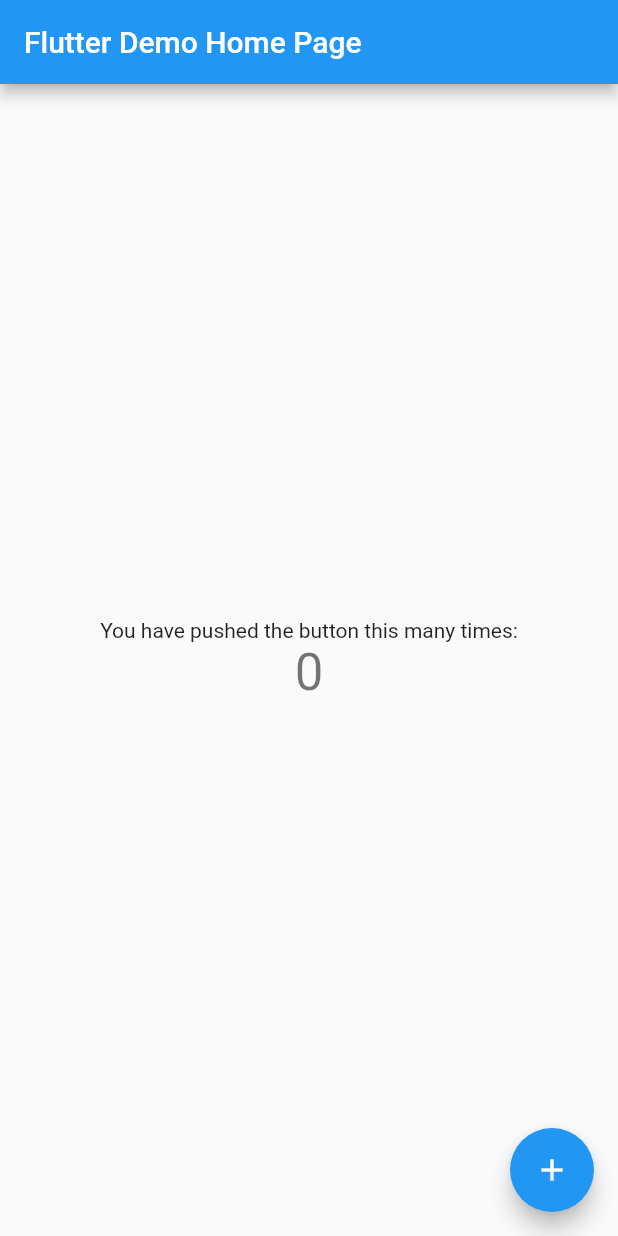
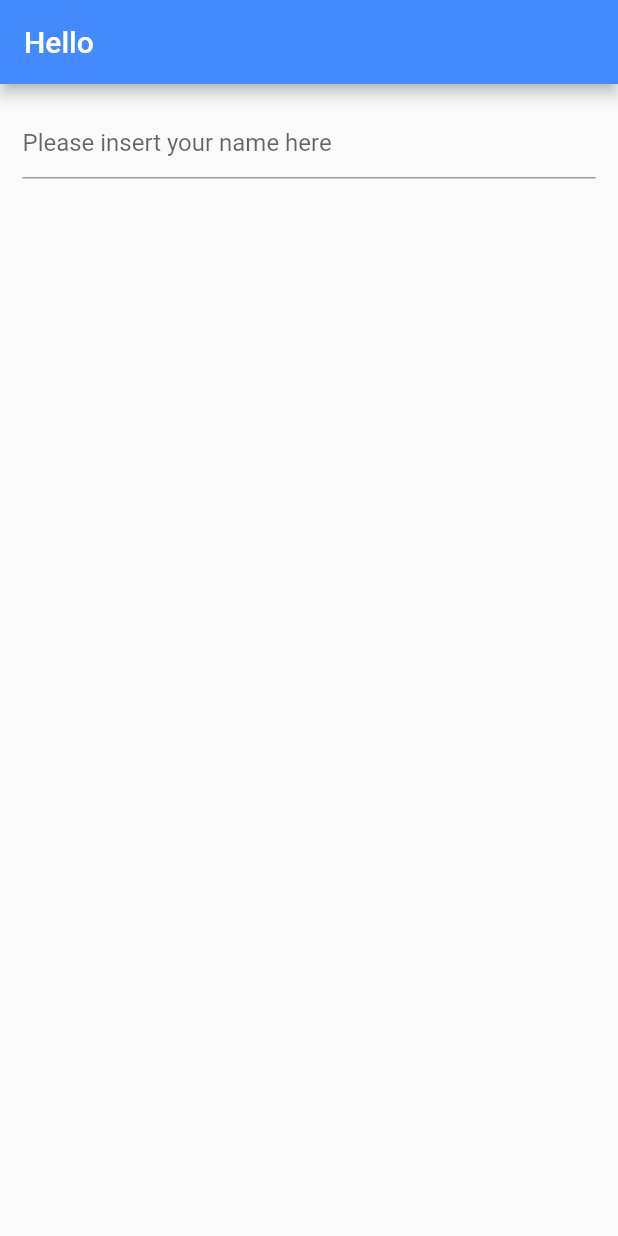
Before and after one commit to komangariana/flutter_ps, a Flutter app: the screen it shows after launch, on a phone screen of 412 x 824 dp. Run offline on Flutter 3.47's test engine with Material 2 defaults, Android fonts, the phone set to English and light mode, and no system bars.

Commit message:
Create state simple app, to display inputted text in text field.

```diff
--- a/flutter_trip_app/lib/main.dart
+++ b/flutter_trip_app/lib/main.dart
@@ -3,109 +3,50 @@ import 'package:flutter/material.dart';
 void main() => runApp(MyApp());
 
 class MyApp extends StatelessWidget {
-  // This widget is the root of your application.
   @override
   Widget build(BuildContext context) {
     return MaterialApp(
-      title: 'Flutter Demo',
+      title: 'Hello You Demo',
       theme: ThemeData(
-        // This is the theme of your application.
-        //
-        // Try running your application with "flutter run". You'll see the
-        // application has a blue toolbar. Then, without quitting the app, try
-        // changing the primarySwatch below to Colors.green and then invoke
-        // "hot reload" (press "r" in the console where you ran "flutter run",
-        // or simply save your changes to "hot reload" in a Flutter IDE).
-        // Notice that the counter didn't reset back to zero; the application
-        // is not restarted.
         primarySwatch: Colors.blue,
       ),
-      home: MyHomePage(title: 'Flutter Demo Home Page'),
+      home: HelloYou(),
     );
   }
 }
 
-class MyHomePage extends StatefulWidget {
-  MyHomePage({Key key, this.title}) : super(key: key);
-
-  // This widget is the home page of your application. It is stateful, meaning
-  // that it has a State object (defined below) that contains fields that affect
-  // how it looks.
-
-  // This class is the configuration for the state. It holds the values (in this
-  // case the title) provided by the parent (in this case the App widget) and
-  // used by the build method of the State. Fields in a Widget subclass are
-  // always marked "final".
-
-  final String title;
-
+class HelloYou extends StatefulWidget {
   @override
-  _MyHomePageState createState() => _MyHomePageState();
+  State<StatefulWidget> createState() => _HelloYouState();
 }
 
-class _MyHomePageState extends State<MyHomePage> {
-  int _counter = 0;
-
-  void _incrementCounter() {
-    setState(() {
-      // This call to setState tells the Flutter framework that something has
-      // changed in this State, which causes it to rerun the build method below
-      // so that the display can reflect the updated values. If we changed
-      // _counter without calling setState(), then the build method would not be
-      // called again, and so nothing would appear to happen.
-      _counter++;
-    });
-  }
-
+class _HelloYouState extends State<HelloYou> {
+  String welcomeText = '';
   @override
   Widget build(BuildContext context) {
-    // This method is rerun every time setState is called, for instance as done
-    // by the _incrementCounter method above.
-    //
-    // The Flutter framework has been optimized to make rerunning build methods
-    // fast, so that you can just rebuild anything that needs updating rather
-    // than having to individually change instances of widgets.
     return Scaffold(
       appBar: AppBar(
-        // Here we take the value from the MyHomePage object that was created by
-        // the App.build method, and use it to set our appbar title.
-        title: Text(widget.title),
+        title: Text("Hello"),
+        backgroundColor: Colors.blueAccent,
       ),
-      body: Center(
-        // Center is a layout widget. It takes a single child and positions it
-        // in the middle of the parent.
+      body: Container(
+        padding: EdgeInsets.all(15.0),
         child: Column(
-          // Column is also a layout widget. It takes a list of children and
-          // arranges them vertically. By default, it sizes itself to fit its
-          // children horizontally, and tries to be as tall as its parent.
-          //
-          // Invoke "debug painting" (press "p" in the console, choose the
-          // "Toggle Debug Paint" action from the Flutter Inspector in Android
-          // Studio, or the "Toggle Debug Paint" command in Visual Studio Code)
-          // to see the wireframe for each widget.
-          //
-          // Column has various properties to control how it sizes itself and
-          // how it positions its children. Here we use mainAxisAlignment to
-          // center the children vertically; the main axis here is the vertical
-          // axis because Columns are vertical (the cross axis would be
-          // horizontal).
-          mainAxisAlignment: MainAxisAlignment.center,
           children: <Widget>[
-            Text(
-              'You have pushed the button this many times:',
+            TextField(
+              decoration: InputDecoration(
+                hintText: 'Please insert your name here',
+              ),
+              onChanged: (String string) {
+                setState((){
+                  welcomeText = 'Hello ' + string + ', how are you ?';
+                });
+              }
             ),
-            Text(
-              '$_counter',
-              style: Theme.of(context).textTheme.display1,
-            ),
+            Text(welcomeText)
           ],
-        ),
-      ),
-      floatingActionButton: FloatingActionButton(
-        onPressed: _incrementCounter,
-        tooltip: 'Increment',
-        child: Icon(Icons.add),
-      ), // This trailing comma makes auto-formatting nicer for build methods.
+        )
+      )
     );
   }
 }
```
